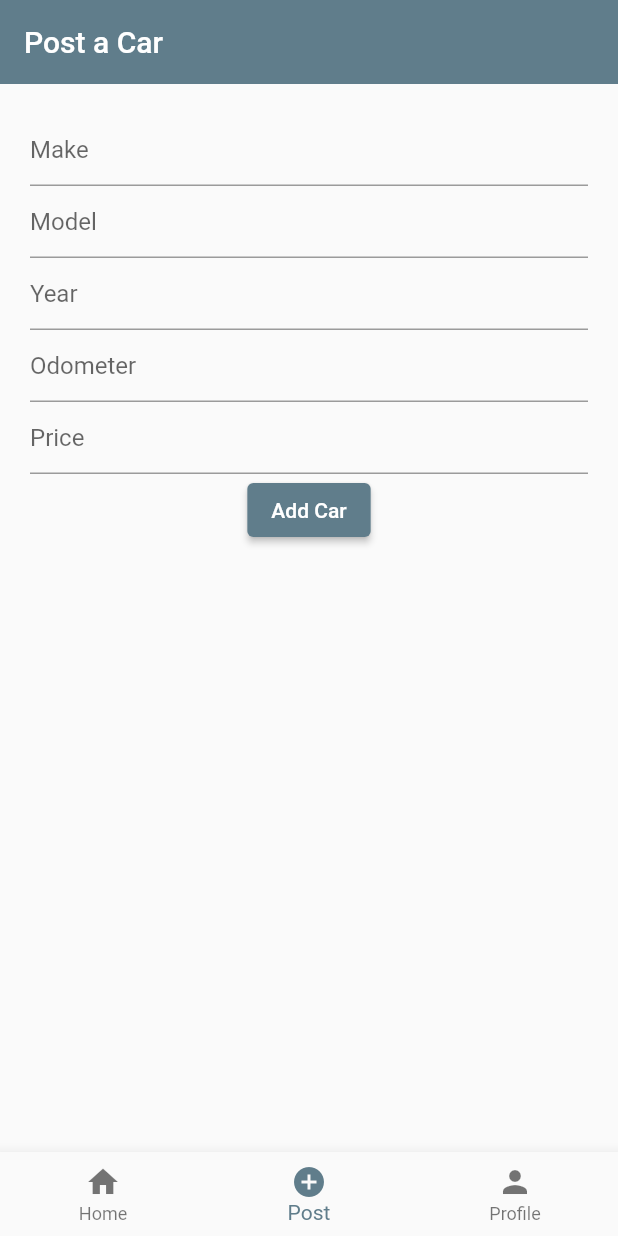
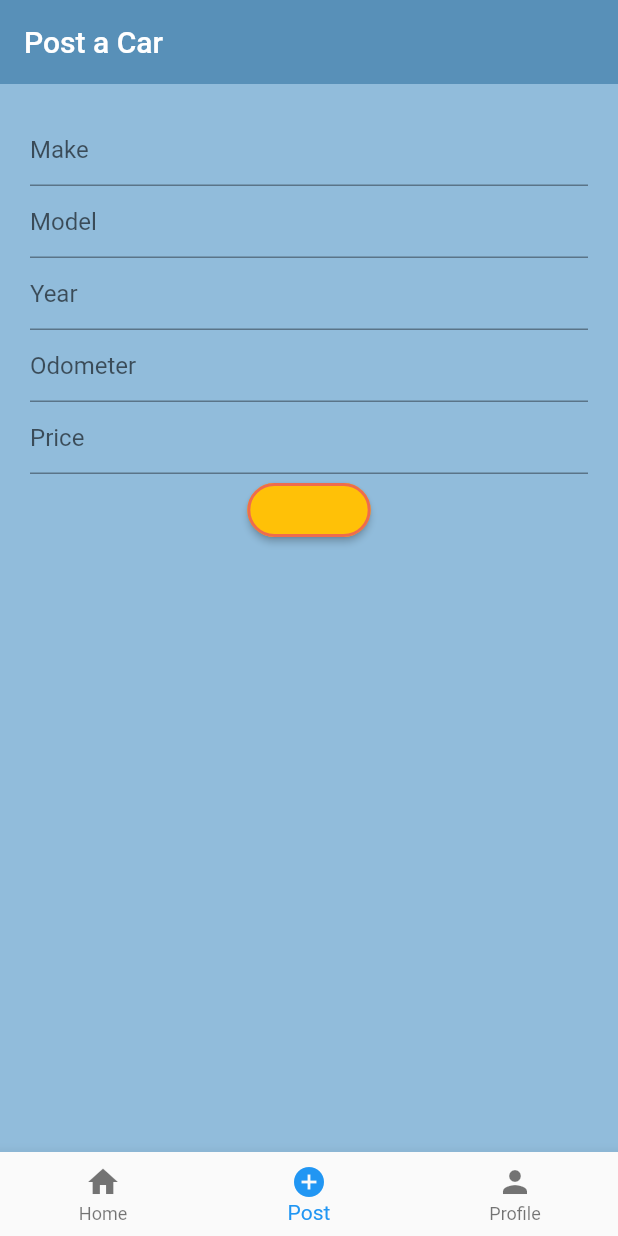
Before and after one commit to domtom1126/stick_testing, a Flutter app: the screen it shows after launch, item 2 of the bottom bar chosen, on a phone screen of 412 x 824 dp. Run offline on Flutter 3.47's test engine with Material 2 defaults, Android fonts, the phone set to English and light mode, and no system bars; our stand-ins replace cloud_firestore, firebase_core, hexcolor; accounts and stored records are empty.

Commit message:
Added global styling

```diff
--- a/lib/main.dart
+++ b/lib/main.dart
@@ -1,5 +1,6 @@
 import 'package:firebase_core/firebase_core.dart';
 import 'package:flutter/material.dart';
+import 'package:hexcolor/hexcolor.dart';
 import 'package:testing/screens/post.dart';
 import 'package:testing/screens/profile.dart';
 import 'package:testing/widgets/bottom_bar.dart';
@@ -20,12 +21,31 @@ class MyApp extends StatelessWidget {
       // initialRoute: '/home',
       debugShowCheckedModeBanner: false,
       theme: ThemeData(
+        elevatedButtonTheme: ElevatedButtonThemeData(
+          style: ButtonStyle(
+            backgroundColor: MaterialStateProperty.all<Color>(
+              HexColor('#FFC107'),
+            ),
+            foregroundColor: MaterialStateProperty.all<Color>(
+              HexColor('#FFC107'),
+            ),
+            shape: MaterialStateProperty.all<OutlinedBorder>(
+              RoundedRectangleBorder(
+                side: BorderSide(
+                  color: HexColor('EE6C4D'),
+                  width: 2,
+                ),
+                borderRadius: BorderRadius.circular(25),
+              ),
+            ),
+          ),
+        ),
         // Global appBar theme
-        appBarTheme: const AppBarTheme(
-          color: Colors.blueGrey,
+        appBarTheme: AppBarTheme(
+          color: HexColor('5890B8'),
           elevation: 0,
         ),
-        primarySwatch: Colors.blueGrey,
+        scaffoldBackgroundColor: HexColor('91BCDB'),
       ),
       home: const BottomBar(),
     );
```
